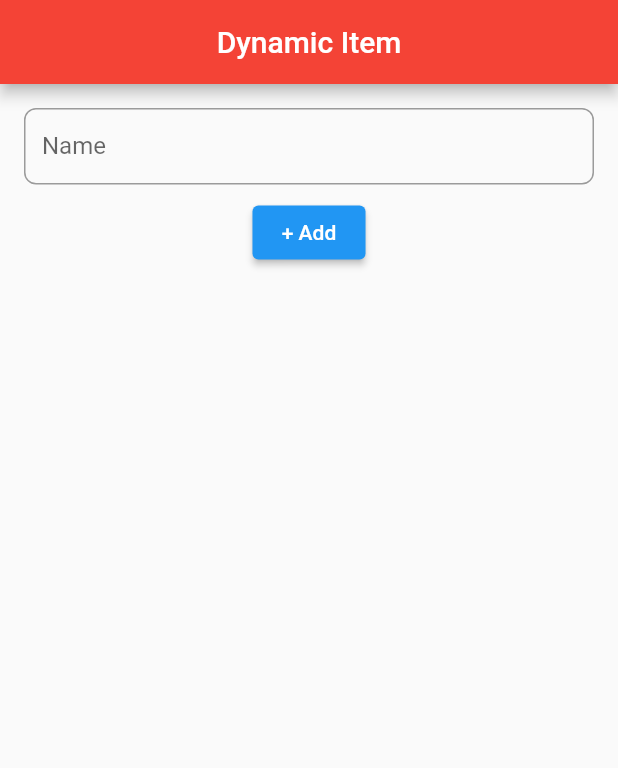
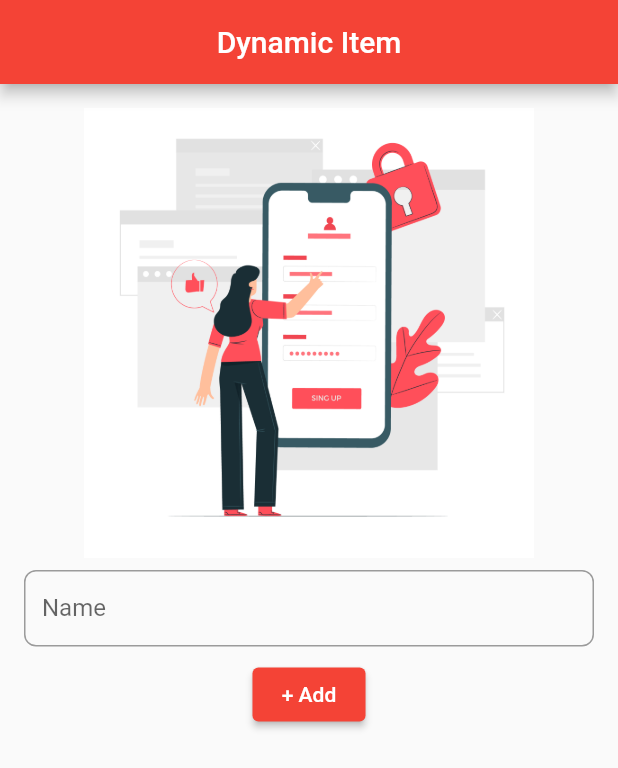
Before and after one commit to ayushnandi/Dynamic_list, a Flutter app: the screen it shows after launch, on a phone screen of 412 x 824 dp. Shown: the top 768 px of the screen. Run offline on Flutter 3.47's test engine with Material 2 defaults, Android fonts, the phone set to English and light mode, and no system bars; our stand-ins replace get.

Commit message:
final with Ui

```diff
--- a/lib/app/modules/home/views/home_view.dart
+++ b/lib/app/modules/home/views/home_view.dart
@@ -10,14 +10,24 @@ class HomeView extends GetView<HomeController> {
   Widget build(BuildContext context) {
     return Scaffold(
       appBar: AppBar(
+
         backgroundColor: Colors.red,
         title: const Text('Dynamic Item'),
         centerTitle: true,
       ),
-      body: Padding(
+      body:
+      Padding(
         padding: const EdgeInsets.all(16.0),
         child: Column(
           children: [
+
+            Container(
+              child: Image.asset('assets/pp.jpg'),
+              width: 300,
+            ),
+            const SizedBox(
+              height: 8,
+            ),
             TextField(
               controller: controller.nameTextEditingController,
               decoration: const InputDecoration(
@@ -42,6 +52,9 @@ class HomeView extends GetView<HomeController> {
                     controller.addressTextEditingController.text);
               },
               child: const Text(" + Add "),
+              style: ButtonStyle(
+                backgroundColor: MaterialStateProperty.all<Color>(Colors.red),
+              ),
             ),
             Expanded(
               child: Obx(() => ListView.builder(
@@ -67,6 +80,7 @@ class HomeView extends GetView<HomeController> {
           ],
         ),
       ),
+      // ),
     );
   }
 }
--- a/lib/app/test.dart
+++ b/lib/app/test.dart
@@ -9,6 +9,7 @@ class fa extends StatelessWidget {
       body:SingleChildScrollView(
         child: Column(
 
+
         ),
       )
 
--- a/pubspec.yaml
+++ b/pubspec.yaml
@@ -18,3 +18,5 @@ dev_dependencies:
 
 flutter:
   uses-material-design: true
+  assets:
+    - assets/
```
Also changed, not shown: assets/pp.jpg (added).
